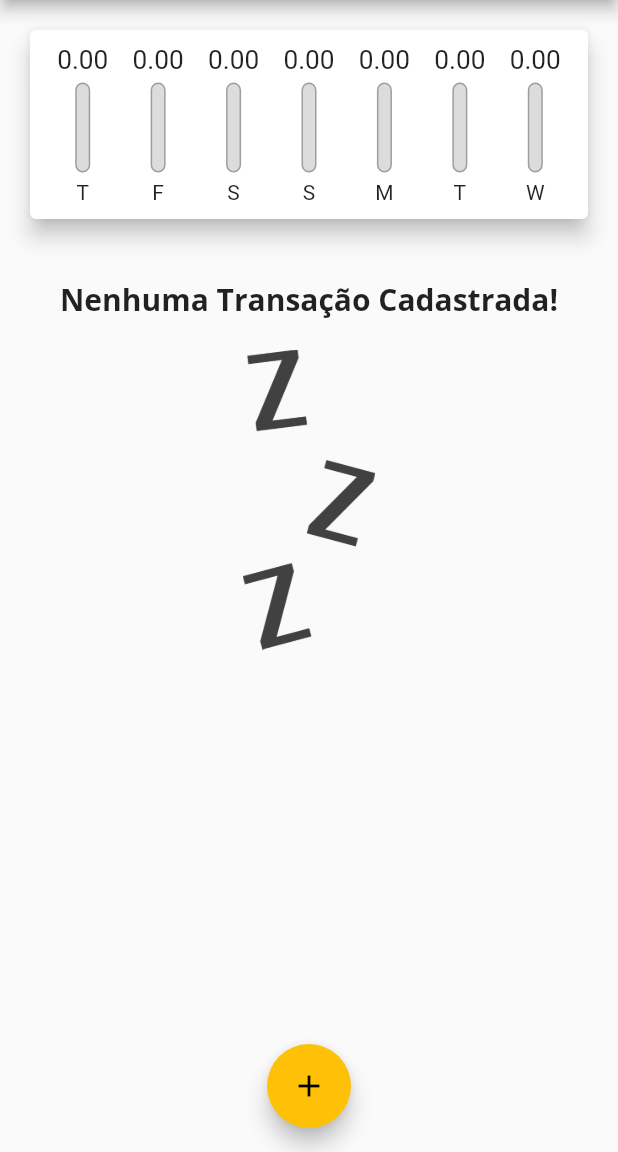
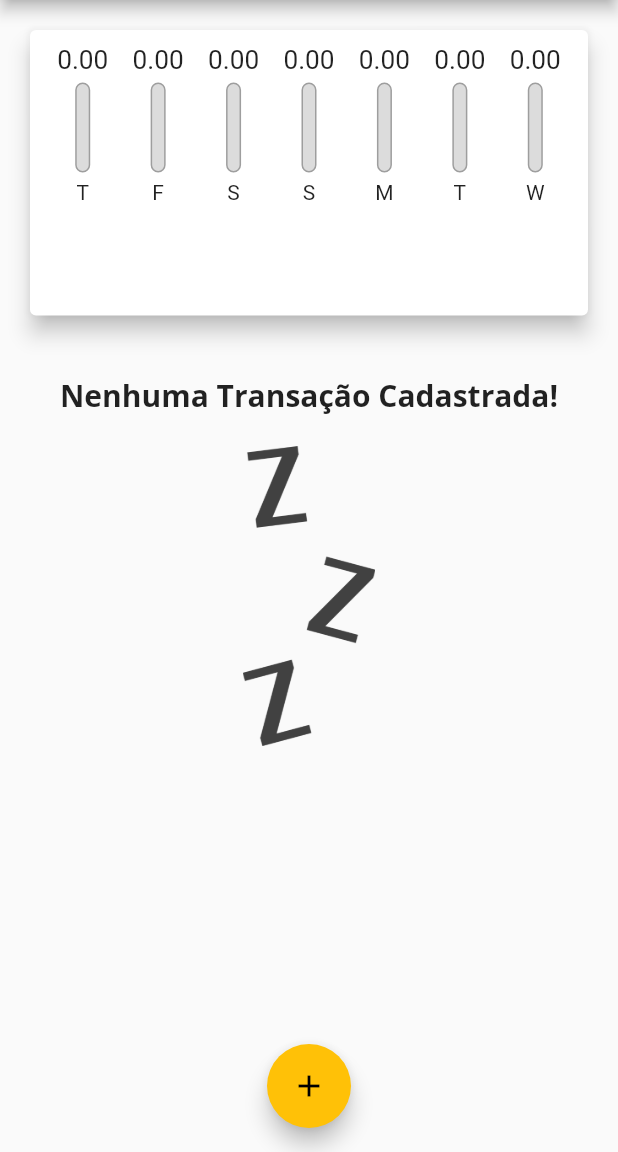
Before and after one commit to DaniellaMagalhaesSiqueira/curso_flutter, a Flutter app: the screen it shows after launch, on a phone screen of 412 x 824 dp, the part 84-1236 px from its top. Run offline on Flutter 3.47's test engine with Material 2 defaults, Android fonts, the phone set to English and light mode, and no system bars.

Commit message:
alteração responsiva

```diff
--- a/lib/components/transaction_form.dart
+++ b/lib/components/transaction_form.dart
@@ -69,7 +69,7 @@ class _TransactionFormState extends State<TransactionForm> {
                   Expanded(
                     child: Text(_selectedDate == null
                         ? 'Nenhuma data selecionada!'
-                        : 'Data Selecionada: ${DateFormat('dd/MM/y').format(_selectedDate!)}'),
+                        : 'Data Selecionada: ${DateFormat('dd/MM/y').format(_selectedDate)}'),
                   ),
                   TextButton(
                     child: Text(
--- a/lib/components/transaction_list.dart
+++ b/lib/components/transaction_list.dart
@@ -4,14 +4,13 @@ import 'package:intl/intl.dart';
 
 class TransactionList extends StatelessWidget {
   final List<Transaction> transactions;
+  final void Function(String) onRemove;
 
-  TransactionList(this.transactions);
+  TransactionList(this.transactions, this.onRemove);
 
   @override
   Widget build(BuildContext context) {
-    return Container(
-      height: 300,
-      child: transactions.isEmpty
+    return transactions.isEmpty
         ? Column(
             children: [
               SizedBox(height: 20),
@@ -54,10 +53,14 @@ class TransactionList extends StatelessWidget {
                   subtitle: Text(
                     DateFormat('d MMM y').format(tr.date),
                   ),
+                  trailing: IconButton(
+                    icon: Icon(Icons.delete),
+                    color: Theme.of(context).errorColor,
+                    onPressed: () => onRemove(tr.id),
+                  ),
                 ),
               );
             },
-            ),
           );
   }
 }
--- a/lib/main.dart
+++ b/lib/main.dart
@@ -47,9 +47,7 @@ class MyHomePage extends StatefulWidget {
 }
 
 class _MyHomePageState extends State<MyHomePage> {
-  final List<Transaction> _transactions = [
-
-  ];
+  final List<Transaction> _transactions = [];
 
   List<Transaction> get _recentTransactions {
     return _transactions.where((tr) {
@@ -71,6 +69,12 @@ class _MyHomePageState extends State<MyHomePage> {
     Navigator.of(context).pop();
   }
 
+  _removeTransaction(String id) {
+    setState(() {
+      _transactions.removeWhere((tr) => tr.id == id);
+    });
+  }
+
   _openTransactionFormModal(BuildContext context) {
     showModalBottomSheet(
         context: context,
@@ -81,10 +85,12 @@ class _MyHomePageState extends State<MyHomePage> {
 
   @override
   Widget build(BuildContext context) {
-    return Scaffold(
-      appBar: AppBar(
+    final appBar = AppBar(
       title: Text(
         'Despesas Pessoais',
+        // style: TextStyle(
+        //   fontSize: 20 * MediaQuery.of(context).textScaleFactor,
+        // ),
       ),
       actions: [
         IconButton(
@@ -92,12 +98,21 @@ class _MyHomePageState extends State<MyHomePage> {
           onPressed: () => _openTransactionFormModal(context),
         )
       ],
-      ),
+    );
+    final availableHeight = MediaQuery.of(context).size.height -
+        appBar.preferredSize.height -
+        MediaQuery.of(context).padding.top;
+    return Scaffold(
+      appBar: appBar,
       body: SingleChildScrollView(
         child: Column(
           children: <Widget>[
-            Chart(_recentTransactions),
-            TransactionList(_transactions),
+            Container(
+                height: availableHeight * 0.3,
+                child: Chart(_recentTransactions)),
+            Container(
+                height: availableHeight * 0.58,
+                child: TransactionList(_transactions, _removeTransaction)),
           ],
         ),
       ),
```
Lines whose indentation alone changed are shown as unchanged.
